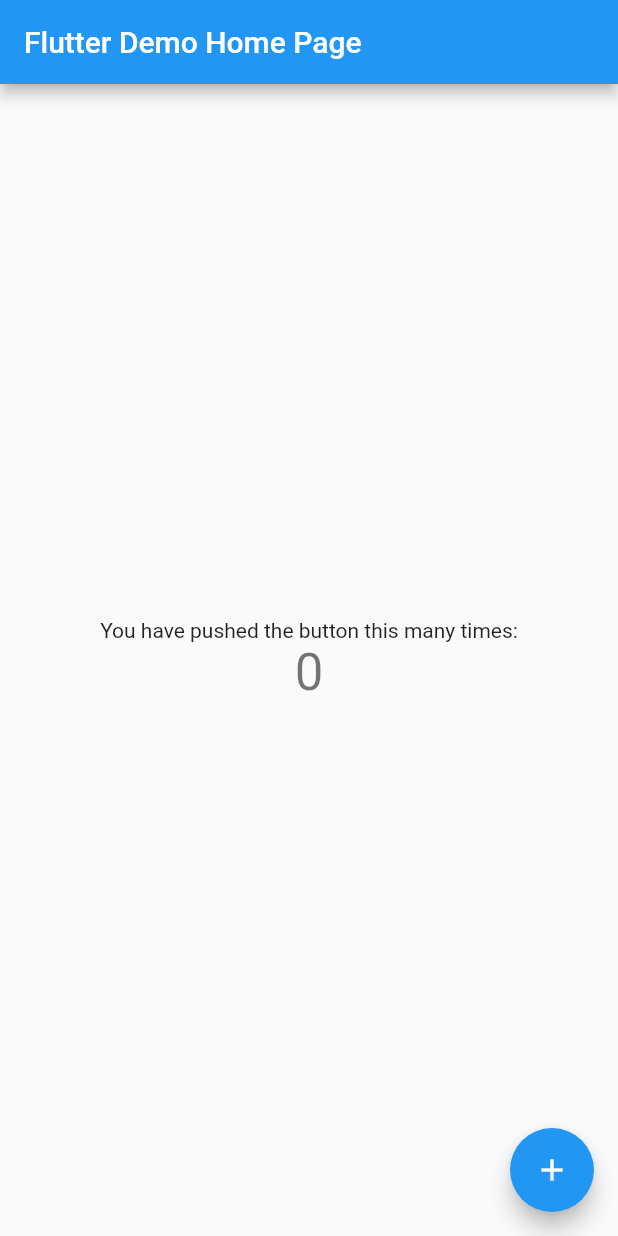
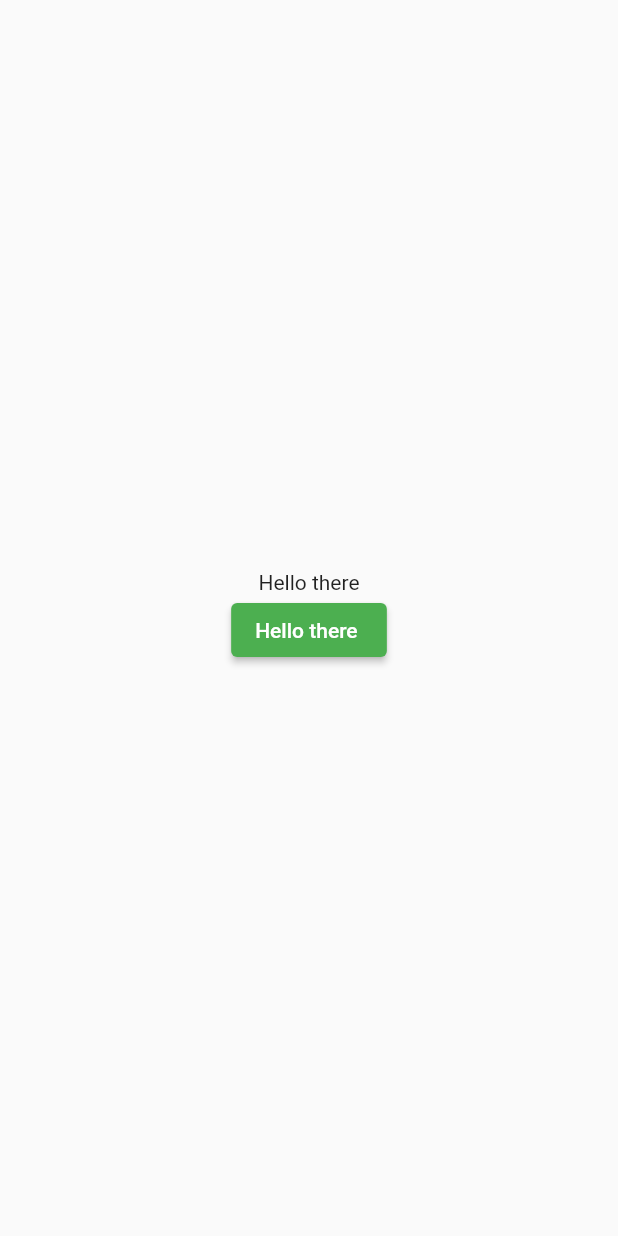
Before and after one commit to Ihimbru-K/E-commerce-app-flutter, a Flutter app: the screen it shows after launch, on a phone screen of 412 x 824 dp. Run offline on Flutter 3.47's test engine with Material 2 defaults, Android fonts, the light colour scheme and no system bars.

Commit message:
created color class

```diff
--- a/smartshop/lib/Screens/home_page.dart
+++ b/smartshop/lib/Screens/home_page.dart
@@ -0,0 +1,28 @@
+import 'package:flutter/material.dart';
+
+
+class HomePage extends StatefulWidget {
+  const HomePage({Key? key}) : super(key: key);
+
+  @override
+  State<HomePage> createState() => _HomePageState();
+}
+
+class _HomePageState extends State<HomePage> {
+  @override
+  Widget build(BuildContext context) {
+    return Scaffold(
+      body: Center(
+        child : Column(
+          mainAxisAlignment: MainAxisAlignment.center,
+          children: [
+
+            const Text("Hello there"),
+            ElevatedButton(onPressed: (){}, child: const Text("Hello there "))
+
+          ],
+        )
+      ),
+    );
+  }
+}
--- a/smartshop/lib/main.dart
+++ b/smartshop/lib/main.dart
@@ -1,4 +1,6 @@
 import 'package:flutter/material.dart';
+
+import 'Screens/home_page.dart';
 
 void main() {
   runApp(const MyApp());
@@ -11,105 +13,13 @@
   @override
   Widget build(BuildContext context) {
     return MaterialApp(
-      title: 'Flutter Demo',
+      debugShowCheckedModeBanner: false,
       theme: ThemeData(
-        // This is the theme of your application.
-        //
-        // Try running your application with "flutter run". You'll see the
-        // application has a blue toolbar. Then, without quitting the app, try
-        // changing the primarySwatch below to Colors.green and then invoke
-        // "hot reload" (press "r" in the console where you ran "flutter run",
-        // or simply save your changes to "hot reload" in a Flutter IDE).
-        // Notice that the counter didn't reset back to zero; the application
-        // is not restarted.
-        primarySwatch: Colors.blue,
+        primarySwatch: Colors.green,
       ),
-      home: const MyHomePage(title: 'Flutter Demo Home Page'),
+
+      home: const HomePage(),
     );
+
   }
 }
-
-class MyHomePage extends StatefulWidget {
-  const MyHomePage({super.key, required this.title});
-
-  // This widget is the home page of your application. It is stateful, meaning
-  // that it has a State object (defined below) that contains fields that affect
-  // how it looks.
-
-  // This class is the configuration for the state. It holds the values (in this
-  // case the title) provided by the parent (in this case the App widget) and
-  // used by the build method of the State. Fields in a Widget subclass are
-  // always marked "final".
-
-  final String title;
-
-  @override
-  State<MyHomePage> createState() => _MyHomePageState();
-}
-
-class _MyHomePageState extends State<MyHomePage> {
-  int _counter = 0;
-
-  void _incrementCounter() {
-    setState(() {
-      // This call to setState tells the Flutter framework that something has
-      // changed in this State, which causes it to rerun the build method below
-      // so that the display can reflect the updated values. If we changed
-      // _counter without calling setState(), then the build method would not be
-      // called again, and so nothing would appear to happen.
-      _counter++;
-    });
-  }
-
-  @override
-  Widget build(BuildContext context) {
-    // This method is rerun every time setState is called, for instance as done
-    // by the _incrementCounter method above.
-    //
-    // The Flutter framework has been optimized to make rerunning build methods
-    // fast, so that you can just rebuild anything that needs updating rather
-    // than having to individually change instances of widgets.
-    return Scaffold(
-      appBar: AppBar(
-        // Here we take the value from the MyHomePage object that was created by
-        // the App.build method, and use it to set our appbar title.
-        title: Text(widget.title),
-      ),
-      body: Center(
-        // Center is a layout widget. It takes a single child and positions it
-        // in the middle of the parent.
-        child: Column(
-          // Column is also a layout widget. It takes a list of children and
-          // arranges them vertically. By default, it sizes itself to fit its
-          // children horizontally, and tries to be as tall as its parent.
-          //
-          // Invoke "debug painting" (press "p" in the console, choose the
-          // "Toggle Debug Paint" action from the Flutter Inspector in Android
-          // Studio, or the "Toggle Debug Paint" command in Visual Studio Code)
-          // to see the wireframe for each widget.
-          //
-          // Column has various properties to control how it sizes itself and
-          // how it positions its children. Here we use mainAxisAlignment to
-          // center the children vertically; the main axis here is the vertical
-          // axis because Columns are vertical (the cross axis would be
-          // horizontal).
-          mainAxisAlignment: MainAxisAlignment.center,
-          children: <Widget>[
-            const Text(
-              'You have pushed the button this many times:',
-            ),
-            Text(
-              '$_counter',
-              style: Theme.of(context).textTheme.headlineMedium,
-            ),
-          ],
-        ),
-      ),
-      floatingActionButton: FloatingActionButton(
-        onPressed: _incrementCounter,
-        tooltip: 'Increment',
-        child: const Icon(Icons.add),
-      ), // This trailing comma makes auto-formatting nicer for build methods.
-    );
-  }
-}
```
Also changed, not shown: smartshop/lib/constants/app_colors.dart (added, +23 -0 lines).
